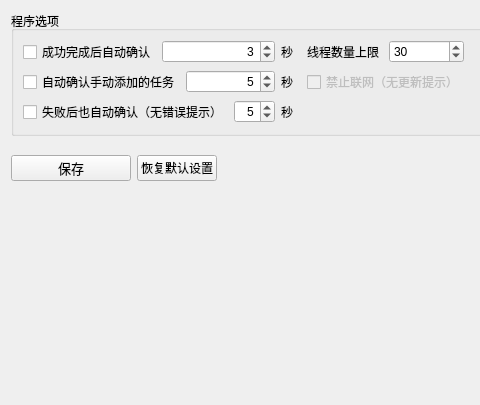
First picture: the form in gui/src/widgets/SettingsWindow.ui, repository kendryte/k230_burning_tool, before the edit; both pictures show x 0 to 480 and y 0 to 405 of the 757 by 405 pixel window.
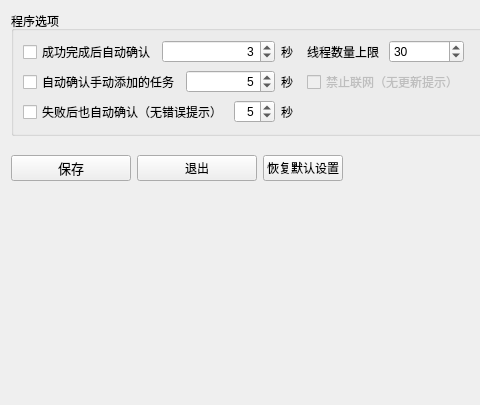
Second picture: the form after the edit. Icons and pictures are not drawn.

Commit message: Update menu and setting windows.

The edit to the form file:
```diff
--- a/gui/src/widgets/SettingsWindow.ui
+++ b/gui/src/widgets/SettingsWindow.ui
@@ -269,6 +269,29 @@
        </property>
       </widget>
      </item>
+     <item>
+      <widget class="QPushButton" name="btnDownload">
+       <property name="minimumSize">
+        <size>
+         <width>120</width>
+         <height>24</height>
+        </size>
+       </property>
+       <property name="text">
+        <string>退出</string>
+       </property>
+       <property name="icon">
+        <iconset resource="../../resources/main.qrc">
+         <normaloff>:/exit.svg</normaloff>:/exit.svg</iconset>
+       </property>
+       <property name="iconSize">
+        <size>
+         <width>16</width>
+         <height>16</height>
+        </size>
+       </property>
+      </widget>
+     </item>
      <item>
       <widget class="QPushButton" name="btnResetDefaults">
        <property name="text">
```
Left out of the diff: 16 changed lines with no effect on the pictures. The commit also changes 4 other files.
